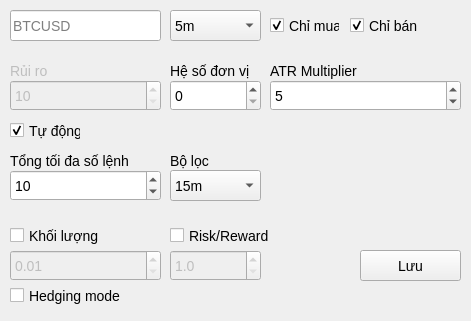
Before: the Qt Designer form ui/EditWindow.ui in nguyenvantat1182002/rsi-signal-bot, drawn with Qt 5.
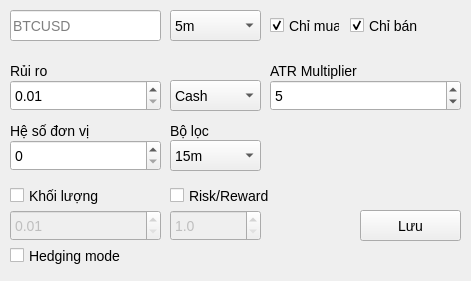
After: the same form once the commit is applied.

The edit to the form file:
```diff
--- a/ui/EditWindow.ui
+++ b/ui/EditWindow.ui
@@ -7,7 +7,7 @@
     <x>0</x>
     <y>0</y>
     <width>471</width>
-    <height>321</height>
+    <height>281</height>
    </rect>
   </property>
   <property name="windowTitle">
@@ -35,7 +35,7 @@
    </widget>
    <widget class="QLabel" name="label">
     <property name="enabled">
-     <bool>false</bool>
+     <bool>true</bool>
     </property>
     <property name="geometry">
      <rect>
@@ -49,79 +49,6 @@
      <string>Rủi ro</string>
     </property>
    </widget>
-   <widget class="QSpinBox" name="spinBox">
-    <property name="enabled">
-     <bool>false</bool>
-    </property>
-    <property name="geometry">
-     <rect>
-      <x>10</x>
-      <y>80</y>
-      <width>151</width>
-      <height>31</height>
-     </rect>
-    </property>
-    <property name="minimum">
-     <number>10</number>
-    </property>
-    <property name="maximum">
-     <number>1000</number>
-    </property>
-   </widget>
-   <widget class="QCheckBox" name="checkBox">
-    <property name="enabled">
-     <bool>true</bool>
-    </property>
-    <property name="geometry">
-     <rect>
-      <x>10</x>
-      <y>120</y>
-      <width>71</width>
-      <height>21</height>
-     </rect>
-    </property>
-    <property name="cursor">
-     <cursorShape>PointingHandCursor</cursorShape>
-    </property>
-    <property name="text">
-     <string>Tự động</string>
-    </property>
-    <property name="checked">
-     <bool>true</bool>
-    </property>
-   </widget>
-   <widget class="QLabel" name="label_2">
-    <property name="geometry">
-     <rect>
-      <x>10</x>
-      <y>150</y>
-      <width>121</width>
-      <height>21</height>
-     </rect>
-    </property>
-    <property name="text">
-     <string>Tổng tối đa số lệnh</string>
-    </property>
-   </widget>
-   <widget class="QSpinBox" name="spinBox_2">
-    <property name="geometry">
-     <rect>
-      <x>10</x>
-      <y>170</y>
-      <width>151</width>
-      <height>31</height>
-     </rect>
-    </property>
-    <property name="minimum">
-     <number>1</number>
-    </property>
-    <property name="maximum">
-     <number>100</number>
-    </property>
-    <property name="value">
-     <number>10</number>
-    </property>
-   </widget>
    <widget class="QComboBox" name="comboBox">
     <property name="geometry">
      <rect>
@@ -195,7 +122,7 @@
     <property name="geometry">
      <rect>
       <x>360</x>
-      <y>250</y>
+      <y>210</y>
       <width>101</width>
       <height>31</height>
      </rect>
@@ -210,8 +137,8 @@
    <widget class="QLabel" name="label_3">
     <property name="geometry">
      <rect>
-      <x>170</x>
-      <y>60</y>
+      <x>10</x>
+      <y>120</y>
       <width>81</width>
       <height>21</height>
      </rect>
@@ -223,9 +150,9 @@
    <widget class="QSpinBox" name="spinBox_3">
     <property name="geometry">
      <rect>
-      <x>170</x>
-      <y>80</y>
-      <width>91</width>
+      <x>10</x>
+      <y>140</y>
+      <width>151</width>
       <height>31</height>
      </rect>
     </property>
@@ -237,7 +164,7 @@
     <property name="geometry">
      <rect>
       <x>170</x>
-      <y>150</y>
+      <y>120</y>
       <width>47</width>
       <height>21</height>
      </rect>
@@ -250,7 +177,7 @@
     <property name="geometry">
      <rect>
       <x>170</x>
-      <y>170</y>
+      <y>140</y>
       <width>91</width>
       <height>31</height>
      </rect>
@@ -286,7 +213,7 @@
     <property name="geometry">
      <rect>
       <x>10</x>
-      <y>280</y>
+      <y>240</y>
       <width>121</width>
       <height>31</height>
      </rect>
@@ -305,7 +232,7 @@
     <property name="geometry">
      <rect>
       <x>10</x>
-      <y>250</y>
+      <y>210</y>
       <width>151</width>
       <height>31</height>
      </rect>
@@ -356,7 +283,7 @@
     <property name="geometry">
      <rect>
       <x>170</x>
-      <y>250</y>
+      <y>210</y>
       <width>91</width>
       <height>31</height>
      </rect>
@@ -378,7 +305,7 @@
     <property name="geometry">
      <rect>
       <x>10</x>
-      <y>220</y>
+      <y>180</y>
       <width>91</width>
       <height>31</height>
      </rect>
@@ -394,7 +321,7 @@
     <property name="geometry">
      <rect>
       <x>170</x>
-      <y>220</y>
+      <y>180</y>
       <width>101</width>
       <height>31</height>
      </rect>
@@ -406,6 +333,51 @@
      <string>Risk/Reward</string>
     </property>
    </widget>
+   <widget class="QComboBox" name="comboBox_3">
+    <property name="geometry">
+     <rect>
+      <x>170</x>
+      <y>80</y>
+      <width>91</width>
+      <height>31</height>
+     </rect>
+    </property>
+    <property name="cursor">
+     <cursorShape>PointingHandCursor</cursorShape>
+    </property>
+    <item>
+     <property name="text">
+      <string>Cash</string>
+     </property>
+    </item>
+    <item>
+     <property name="text">
+      <string>%</string>
+     </property>
+    </item>
+   </widget>
+   <widget class="QDoubleSpinBox" name="doubleSpinBox_3">
+    <property name="geometry">
+     <rect>
+      <x>10</x>
+      <y>80</y>
+      <width>151</width>
+      <height>31</height>
+     </rect>
+    </property>
+    <property name="decimals">
+     <number>2</number>
+    </property>
+    <property name="minimum">
+     <double>0.010000000000000</double>
+    </property>
+    <property name="maximum">
+     <double>100.000000000000000</double>
+    </property>
+    <property name="singleStep">
+     <double>0.010000000000000</double>
+    </property>
+   </widget>
   </widget>
  </widget>
  <resources/>
```
